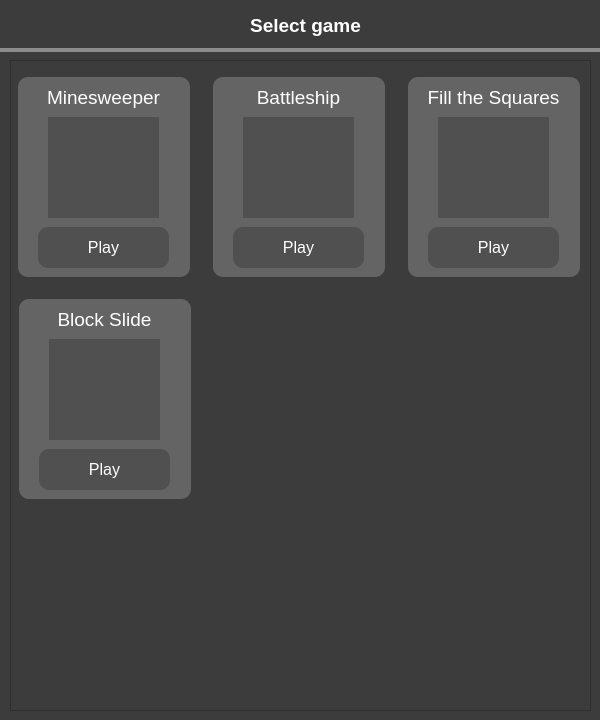
The window that PuzzleGames/View/PuzzleGames.ui (Brian0255/Puzzle-Games) describes before a commit, drawn with Qt 5.
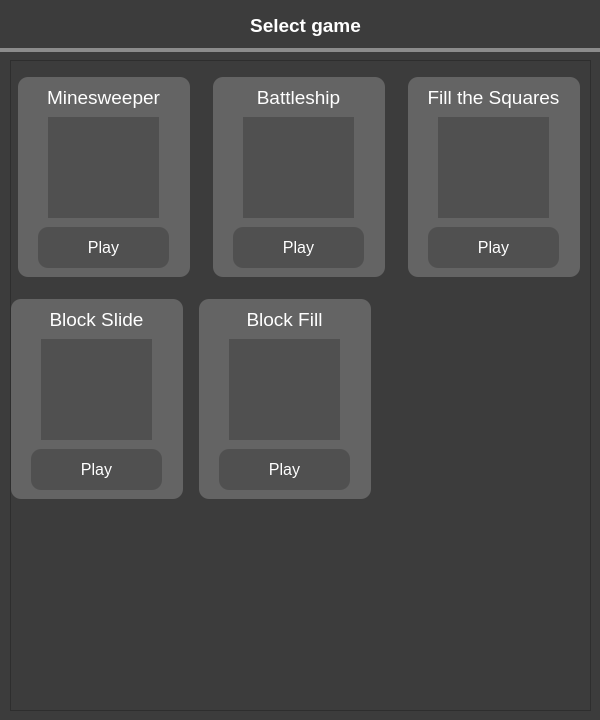
The same window after the commit. The open tabs and pages were chosen to show the change. Icons and pictures are not drawn.

Commit message: update UI to add new block fill game

Diff of the .ui file:
```diff
--- a/PuzzleGames/View/PuzzleGames.ui
+++ b/PuzzleGames/View/PuzzleGames.ui
@@ -687,6 +687,142 @@
            </widget>
           </widget>
          </item>
+         <item>
+          <widget class="QFrame" name="BlockFillSelectFrame">
+           <property name="sizePolicy">
+            <sizepolicy hsizetype="Fixed" vsizetype="Fixed">
+             <horstretch>0</horstretch>
+             <verstretch>0</verstretch>
+            </sizepolicy>
+           </property>
+           <property name="minimumSize">
+            <size>
+             <width>172</width>
+             <height>200</height>
+            </size>
+           </property>
+           <property name="maximumSize">
+            <size>
+             <width>172</width>
+             <height>200</height>
+            </size>
+           </property>
+           <property name="styleSheet">
+            <string notr="true">background-color:rgb(100,100,100);
+border-radius: 10px;</string>
+           </property>
+           <property name="frameShape">
+            <enum>QFrame::StyledPanel</enum>
+           </property>
+           <property name="frameShadow">
+            <enum>QFrame::Raised</enum>
+           </property>
+           <widget class="QLabel" name="BlockFillSelectLabel">
+            <property name="geometry">
+             <rect>
+              <x>10</x>
+              <y>0</y>
+              <width>151</width>
+              <height>41</height>
+             </rect>
+            </property>
+            <property name="font">
+             <font>
+              <pointsize>14</pointsize>
+              <bold>false</bold>
+             </font>
+            </property>
+            <property name="styleSheet">
+             <string notr="true">color: rgb(255, 255, 255);</string>
+            </property>
+            <property name="text">
+             <string>Block Fill</string>
+            </property>
+            <property name="alignment">
+             <set>Qt::AlignCenter</set>
+            </property>
+           </widget>
+           <widget class="QPushButton" name="BlockFillPlayBtn">
+            <property name="geometry">
+             <rect>
+              <x>20</x>
+              <y>150</y>
+              <width>131</width>
+              <height>41</height>
+             </rect>
+            </property>
+            <property name="sizePolicy">
+             <sizepolicy hsizetype="Preferred" vsizetype="Preferred">
+              <horstretch>0</horstretch>
+              <verstretch>0</verstretch>
+             </sizepolicy>
+            </property>
+            <property name="minimumSize">
+             <size>
+              <width>0</width>
+              <height>0</height>
+             </size>
+            </property>
+            <property name="font">
+             <font>
+              <pointsize>12</pointsize>
+             </font>
+            </property>
+            <property name="mouseTracking">
+             <bool>true</bool>
+            </property>
+            <property name="styleSheet">
+             <string notr="true">border:0px;
+color: rgb(255, 255, 255);
+
+padding: 0px 0px 0px 0px;
+background-color: rgb(80,80,80);</string>
+            </property>
+            <property name="text">
+             <string>Play</string>
+            </property>
+            <property name="checkable">
+             <bool>true</bool>
+            </property>
+           </widget>
+           <widget class="QFrame" name="BlockFillPicFrame">
+            <property name="geometry">
+             <rect>
+              <x>30</x>
+              <y>40</y>
+              <width>111</width>
+              <height>101</height>
+             </rect>
+            </property>
+            <property name="styleSheet">
+             <string notr="true">background-color: rgb(80,80,80);
+border-radius: 0px;</string>
+            </property>
+            <property name="frameShape">
+             <enum>QFrame::StyledPanel</enum>
+            </property>
+            <property name="frameShadow">
+             <enum>QFrame::Raised</enum>
+            </property>
+            <widget class="QLabel" name="BlockFillPic">
+             <property name="geometry">
+              <rect>
+               <x>10</x>
+               <y>10</y>
+               <width>91</width>
+               <height>81</height>
+              </rect>
+             </property>
+             <property name="text">
+              <string/>
+             </property>
+             <property name="scaledContents">
+              <bool>true</bool>
+             </property>
+            </widget>
+           </widget>
+          </widget>
+         </item>
          <item>
           <spacer name="horizontalSpacer">
            <property name="orientation">
```
Left out of the diff: 128 changed lines with no effect on the pictures.
